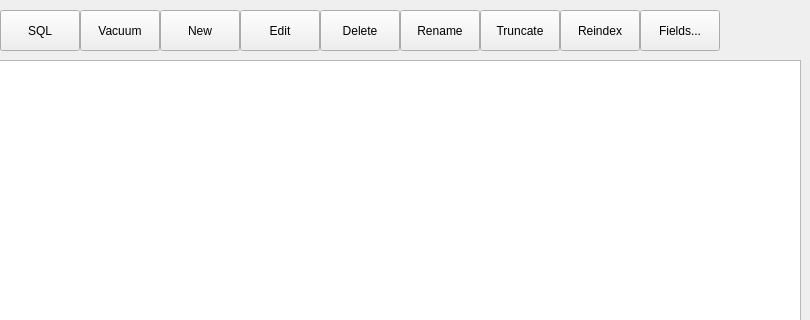
The window that DatabaseViewWindow.ui (adamarutyunov/QLAdmin) describes before a commit, drawn with Qt 5; both pictures show x 100 to 910 and y 0 to 320 of the 910 by 760 pixel window.
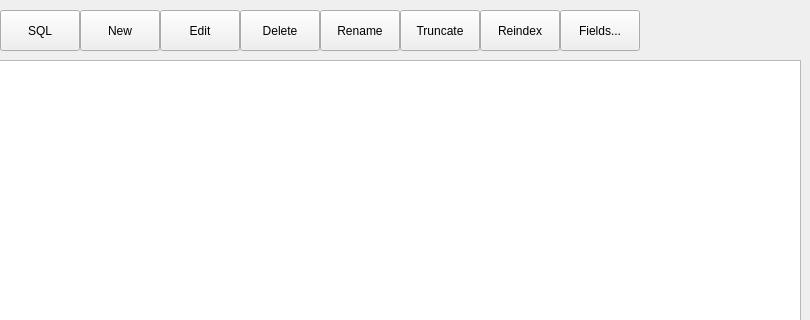
The same window after the commit.

Commit message: Added insertion of rown and theirs deletions. Added view for SQL query to table as TableWidget. Added table view at doubleclick. Some fixes in init_table methods. Fixed view of string/date//time types about quotes.

What changed in the file:
```diff
--- a/DatabaseViewWindow.ui
+++ b/DatabaseViewWindow.ui
@@ -29,7 +29,7 @@
   <widget class="QPushButton" name="edit_button">
    <property name="geometry">
     <rect>
-     <x>340</x>
+     <x>260</x>
      <y>10</y>
      <width>80</width>
      <height>41</height>
@@ -42,7 +42,7 @@
   <widget class="QPushButton" name="delete_button">
    <property name="geometry">
     <rect>
-     <x>420</x>
+     <x>340</x>
      <y>10</y>
      <width>80</width>
      <height>41</height>
@@ -78,7 +78,7 @@
   <widget class="QPushButton" name="reindex_button">
    <property name="geometry">
     <rect>
-     <x>660</x>
+     <x>580</x>
      <y>10</y>
      <width>80</width>
      <height>41</height>
@@ -91,7 +91,7 @@
   <widget class="QPushButton" name="truncate_button">
    <property name="geometry">
     <rect>
-     <x>580</x>
+     <x>500</x>
      <y>10</y>
      <width>80</width>
      <height>41</height>
@@ -104,7 +104,7 @@
   <widget class="QPushButton" name="fields_button">
    <property name="geometry">
     <rect>
-     <x>740</x>
+     <x>660</x>
      <y>10</y>
      <width>80</width>
      <height>41</height>
@@ -117,7 +117,7 @@
   <widget class="QPushButton" name="rename_button">
    <property name="geometry">
     <rect>
-     <x>500</x>
+     <x>420</x>
      <y>10</y>
      <width>80</width>
      <height>41</height>
@@ -127,23 +127,10 @@
     <string>Rename</string>
    </property>
   </widget>
-  <widget class="QPushButton" name="vacuum_button">
-   <property name="geometry">
-    <rect>
-     <x>180</x>
-     <y>10</y>
-     <width>80</width>
-     <height>41</height>
-    </rect>
-   </property>
-   <property name="text">
-    <string>Vacuum</string>
-   </property>
-  </widget>
   <widget class="QPushButton" name="newtable_button">
    <property name="geometry">
     <rect>
-     <x>260</x>
+     <x>180</x>
      <y>10</y>
      <width>80</width>
      <height>41</height>
```
The commit also changes 4 other files.
